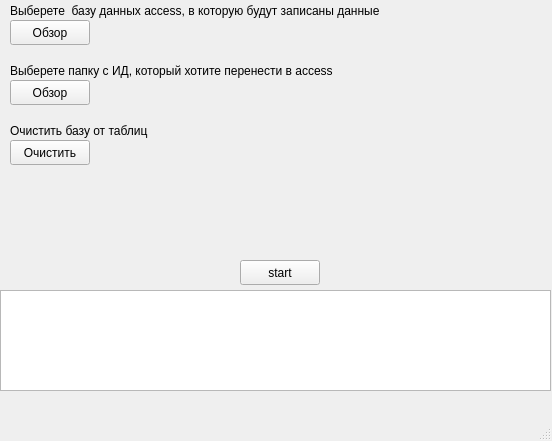
doshaZzz/txt-to-access-, file src/mainwindow.ui: the form before one commit.
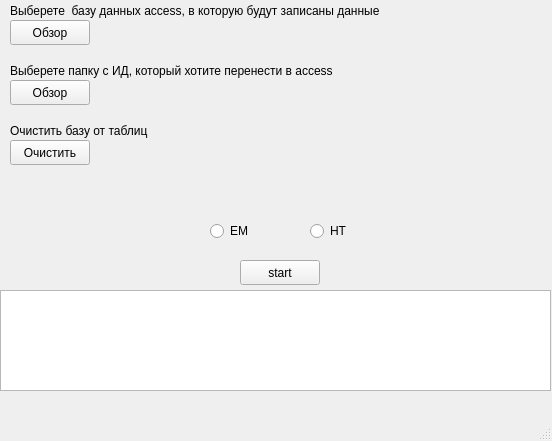
The form after the commit.

```diff
--- a/src/mainwindow.ui
+++ b/src/mainwindow.ui
@@ -10,6 +10,18 @@
     <height>441</height>
    </rect>
   </property>
+  <property name="minimumSize">
+   <size>
+    <width>552</width>
+    <height>441</height>
+   </size>
+  </property>
+  <property name="maximumSize">
+   <size>
+    <width>552</width>
+    <height>441</height>
+   </size>
+  </property>
   <property name="windowTitle">
    <string>MainWindow</string>
   </property>
@@ -141,6 +153,32 @@
      <string>Очистить базу от таблиц</string>
     </property>
    </widget>
+   <widget class="QRadioButton" name="radioButton_EM">
+    <property name="geometry">
+     <rect>
+      <x>210</x>
+      <y>220</y>
+      <width>41</width>
+      <height>22</height>
+     </rect>
+    </property>
+    <property name="text">
+     <string>EM</string>
+    </property>
+   </widget>
+   <widget class="QRadioButton" name="radioButton_NT">
+    <property name="geometry">
+     <rect>
+      <x>310</x>
+      <y>220</y>
+      <width>41</width>
+      <height>22</height>
+     </rect>
+    </property>
+    <property name="text">
+     <string>HT</string>
+    </property>
+   </widget>
   </widget>
   <widget class="QMenuBar" name="menubar">
    <property name="geometry">
```
Left out of the diff: 2 changed lines with no effect on the pictures.
